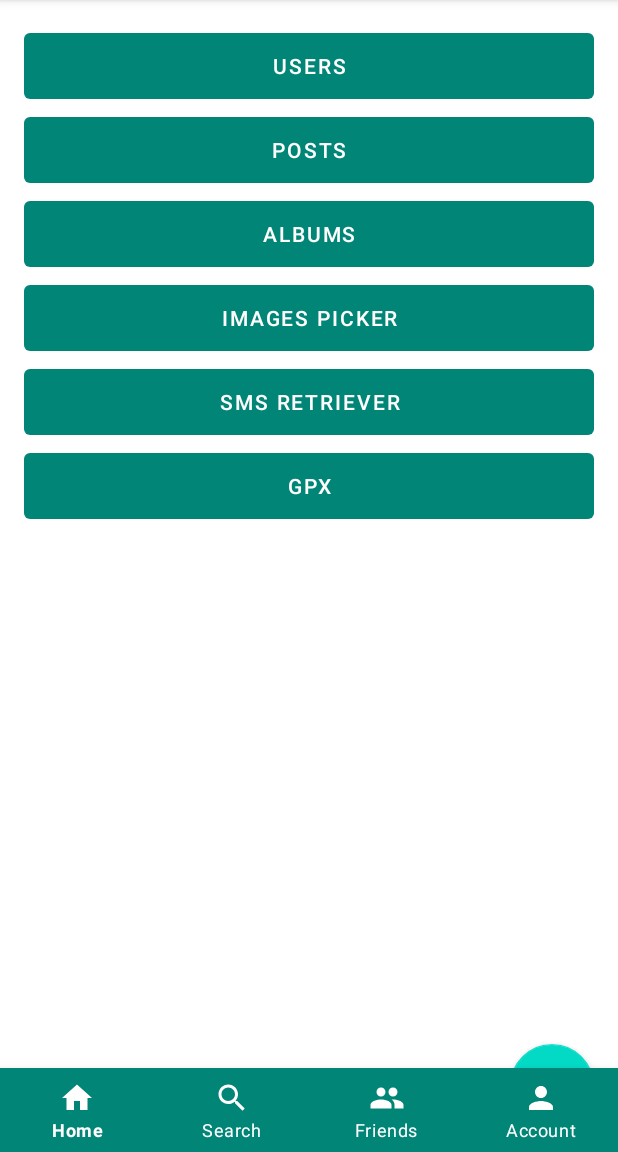
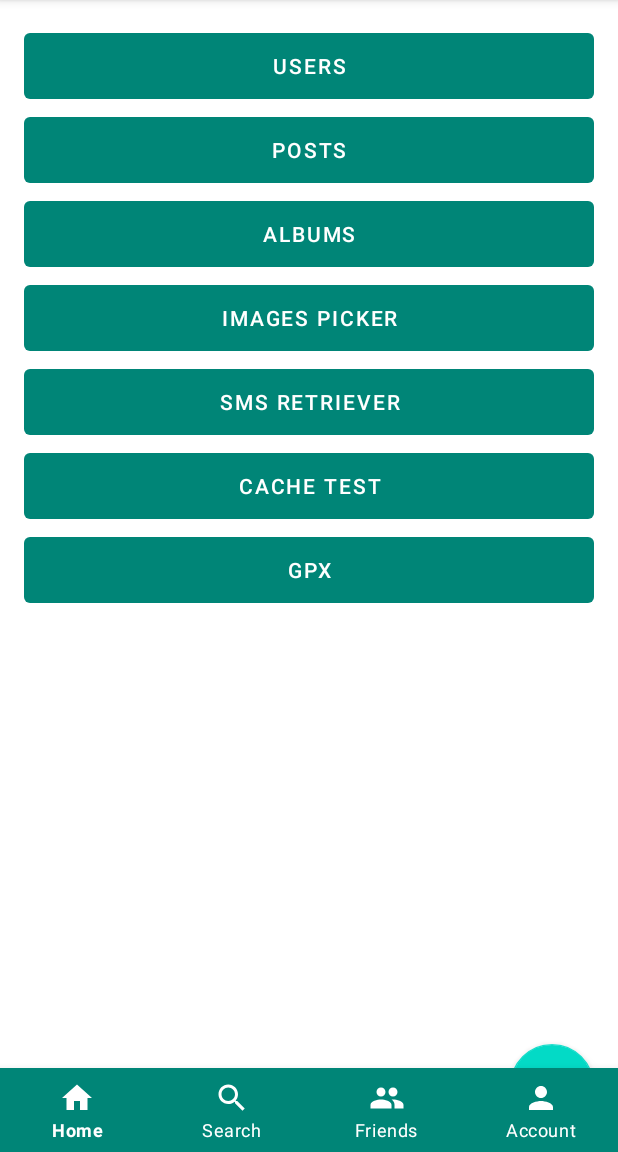
Before and after one commit to anthonyngure/AndroidCoreUtils, an Android app: the screen it shows after launch (MainActivity), on a phone screen of 412 x 824 dp, the part 84-1236 px from its top. Run offline under Robolectric (Android 15) with nearby library versions, the phone set to English and light mode, and no system bars; our stand-ins replace Room's generated code, navigation-ui; libraries missing offline, so code that uses them is left out: com.facebook.stetho, com.gun0912.tedpermission, com.ihsanbal.logging, com.readystatesoftware.chuck; 1 statement that could not run was skipped.

Commit message:
Implementing retrofit & okhttp cache

```diff
--- a/app/src/main/java/ke/co/toshngure/androidcoreutils/ApiService.kt
+++ b/app/src/main/java/ke/co/toshngure/androidcoreutils/ApiService.kt
@@ -4,7 +4,7 @@ import ke.co.toshngure.androidcoreutils.albums.Album
 import ke.co.toshngure.androidcoreutils.photos.Photo
 import ke.co.toshngure.androidcoreutils.posts.Post
 import ke.co.toshngure.androidcoreutils.users.User
-import ke.co.toshngure.basecode.util.NetworkUtils
+import ke.co.toshngure.basecode.net.NetworkUtils
 import retrofit2.Call
 import retrofit2.Retrofit
 import retrofit2.converter.gson.GsonConverterFactory
@@ -30,6 +30,10 @@ interface ApiService {
         @Query("_order") order: String = "desc",
         @QueryMap params: Map<String, String> = mapOf()
     ): Call<List<Post>>
+
+    @GET("/posts/{postId}")
+    fun post(@Path("postId") postId: Long): Call<Post>
+
 
     @GET("/albums")
     fun albums(
--- a/app/src/main/java/ke/co/toshngure/androidcoreutils/App.kt
+++ b/app/src/main/java/ke/co/toshngure/androidcoreutils/App.kt
@@ -5,7 +5,7 @@ import android.content.Context
 import com.facebook.stetho.Stetho
 import ke.co.toshngure.basecode.dataloading.sync.SyncStatesDatabase
 import ke.co.toshngure.basecode.logging.BeeLog
-import ke.co.toshngure.basecode.util.NetworkUtils
+import ke.co.toshngure.basecode.net.NetworkUtils
 import okhttp3.ResponseBody
 
 class App : Application() {
--- a/app/src/main/java/ke/co/toshngure/androidcoreutils/MainFragment.kt
+++ b/app/src/main/java/ke/co/toshngure/androidcoreutils/MainFragment.kt
@@ -54,6 +54,8 @@ class MainFragment : BaseAppFragment<Any>() {
                 arrayOf(Manifest.permission.ACCESS_COARSE_LOCATION)
             )
         }
+
+        cacheTestBtn.setOnClickListener { navigateWithPermissionsCheck(R.id.cacheTestFragment) }
     }
 
     companion object {
--- a/app/src/main/res/layout/fragment_main.xml
+++ b/app/src/main/res/layout/fragment_main.xml
@@ -42,6 +42,11 @@
                 android:text="@string/sms_retriever"/>
 
             <com.google.android.material.button.MaterialButton
+                android:id="@+id/cacheTestBtn"
+                style="@style/MainButtons"
+                android:text="@string/cache_test"/>
+
+            <com.google.android.material.button.MaterialButton
                 android:id="@+id/gpxBtn"
                 style="@style/MainButtons"
                 android:text="@string/gpx"/>
--- a/app/src/main/res/navigation/main_navigation.xml
+++ b/app/src/main/res/navigation/main_navigation.xml
@@ -61,4 +61,11 @@
         tools:layout="@layout/basecode_fragment_base_app"/>
 
 
+    <fragment
+        android:id="@+id/cacheTestFragment"
+        android:name="ke.co.toshngure.androidcoreutils.fragment.CacheTestFragment"
+        android:label="@string/gpx"
+        tools:layout="@layout/basecode_fragment_base_app"/>
+
+
 </navigation>
--- a/app/src/main/res/values/strings.xml
+++ b/app/src/main/res/values/strings.xml
@@ -110,4 +110,5 @@
         "when a user tries to pick up one of cards.\n\n"
     </string>
     <string name="gpx">GPX</string>
+    <string name="cache_test">Cache Test</string>
 </resources>
--- a/basecode/src/main/java/ke/co/toshngure/basecode/app/BaseAppFragment.kt
+++ b/basecode/src/main/java/ke/co/toshngure/basecode/app/BaseAppFragment.kt
@@ -19,7 +19,6 @@ import android.view.ViewGroup
 import android.view.inputmethod.InputMethodManager
 import android.widget.FrameLayout
 import android.widget.LinearLayout
-import android.widget.TextView
 import android.widget.Toast
 import androidx.annotation.IdRes
 import androidx.annotation.StringRes
@@ -41,7 +40,7 @@ import ke.co.toshngure.extensions.show
 import ke.co.toshngure.extensions.showIf
 import ke.co.toshngure.basecode.logging.BeeLog
 import ke.co.toshngure.basecode.util.BaseUtils
-import ke.co.toshngure.basecode.util.NetworkUtils
+import ke.co.toshngure.basecode.net.NetworkUtils
 import kotlinx.android.synthetic.main.basecode_fragment_base_app.*
 import retrofit2.Call
 import retrofit2.Callback
--- a/basecode/src/main/java/ke/co/toshngure/basecode/app/MyGlideModule.kt
+++ b/basecode/src/main/java/ke/co/toshngure/basecode/app/MyGlideModule.kt
@@ -9,8 +9,7 @@ import com.bumptech.glide.integration.okhttp3.OkHttpLibraryGlideModule
 import com.bumptech.glide.integration.okhttp3.OkHttpUrlLoader
 import com.bumptech.glide.load.model.GlideUrl
 import com.bumptech.glide.module.AppGlideModule
-import ke.co.toshngure.basecode.util.NetworkUtils
-import okhttp3.OkHttpClient
+import ke.co.toshngure.basecode.net.NetworkUtils
 import java.io.InputStream
 import java.util.concurrent.TimeUnit
 
--- a/basecode/src/main/java/ke/co/toshngure/basecode/dataloading/data/ItemBoundaryCallback.kt
+++ b/basecode/src/main/java/ke/co/toshngure/basecode/dataloading/data/ItemBoundaryCallback.kt
@@ -5,7 +5,7 @@ import androidx.paging.PagedList
 import ke.co.toshngure.basecode.dataloading.sync.SyncStatesDatabase
 import ke.co.toshngure.basecode.dataloading.sync.SyncStatus
 import ke.co.toshngure.basecode.logging.BeeLog
-import ke.co.toshngure.basecode.util.NetworkUtils
+import ke.co.toshngure.basecode.net.NetworkUtils
 import ke.co.toshngure.extensions.executeAsync
 import retrofit2.Call
 import retrofit2.Callback
--- a/basecode/src/main/java/ke/co/toshngure/basecode/util/NetworkUtils.kt
+++ b/basecode/src/main/java/ke/co/toshngure/basecode/net/NetworkUtils.kt
@@ -1,4 +1,4 @@
-package ke.co.toshngure.basecode.util
+package ke.co.toshngure.basecode.net
 
 import android.content.Context
 import android.net.ConnectivityManager
@@ -6,6 +6,7 @@ import com.ihsanbal.logging.Level
 import com.ihsanbal.logging.LoggingInterceptor
 import com.readystatesoftware.chuck.ChuckInterceptor
 import ke.co.toshngure.basecode.logging.BeeLog
+import okhttp3.Cache
 import okhttp3.OkHttpClient
 import okhttp3.ResponseBody
 import okhttp3.internal.platform.Platform
@@ -22,13 +23,15 @@ class NetworkUtils private constructor() {
         private var mClientInstance: OkHttpClient? = null
 
         fun init(callback: Callback) {
-            mInstance = NetworkUtils()
+            mInstance =
+                NetworkUtils()
             mCallback = callback
         }
 
         fun getClientInstance(): OkHttpClient {
             return mClientInstance ?: synchronized(this) {
-                mClientInstance ?: buildClient().also { mClientInstance = it }
+                mClientInstance
+                    ?: buildClient().also { mClientInstance = it }
             }
         }
 
@@ -42,15 +45,12 @@ class NetworkUtils private constructor() {
 
         private fun buildClient(): OkHttpClient {
 
-
-            // .BASIC)
-            // .NONE // No logs
-            //   .BASIC // Logging url,method,headers and body.
-            //   .HEADERS // Logging headers
-            //    .BODY // Logging body
-
+            val cacheSize = (5 * 1024 * 1024).toLong()
+            val appCache = Cache(mCallback.getContext().cacheDir, cacheSize)
 
             val builder = OkHttpClient.Builder()
+
+                .cache(appCache)
 
                 .hostnameVerifier { _, _ -> true }
 
@@ -60,42 +60,13 @@ class NetworkUtils private constructor() {
                 .retryOnConnectionFailure(false)
                 .followRedirects(false)
 
+            // Add common params interceptor
+            builder.addInterceptor(CommonParamsInterceptor(mCallback))
 
-            // Add an Interceptor to the OkHttpClient.
-            builder.addInterceptor { chain ->
-
-                // Get the request from the chain.
-                val original = chain.request()
-
-                // Get url
-                val url = original.url().newBuilder()
-                // Get common params
-                val commonParams = mCallback.getCommonParams()
-                // Add common params to the url
-                for (key in commonParams.keys) {
-                    url.addQueryParameter(key, commonParams[key].toString())
-                }
-
-                val request = original.newBuilder()
-                    .url(url.build())
-                    .method(original.method(), original.body())
-                    .header("Accept", "application/json")
-                    .header("Authorization", "Bearer ${mCallback.getAuthToken()}")
-
-                // Add the modified request to the chain.
-                val response = chain.proceed(request.build())
-
-
-                if (response.code() == 401 || response.code() == 403) {
-                    mCallback.onAuthError(response.code())
-                    mClientInstance?.dispatcher()?.cancelAll()
-                }
-
-                response
-            }
-
+            // Add chuck
             builder.addInterceptor(ChuckInterceptor(mCallback.getContext()))
 
+            // Add logging interceptor
             builder.addInterceptor(
                 LoggingInterceptor.Builder()
                     .loggable(BeeLog.DEBUG)
@@ -105,20 +76,20 @@ class NetworkUtils private constructor() {
                     .response("OkHttpClientResponse")
                     //.addHeader("version", BuildConfig.VERSION_NAME)
                     //.addQueryParam("query", "0")
-                    .enableAndroidStudio_v3_LogsHack(true) /* enable fix for logCat logging issues with pretty format */
-                    //              .logger(new Logger() {
-                    //                  @Override
-                    //                  public void log(int level, String tag, String msg) {
-                    //                      Log.w(tag, msg);
-                    //                  }
-                    //              })
-                    //              .executor(Executors.newSingleThreadExecutor())
+                    /* enable fix for logCat logging issues with pretty format */
+                    .enableAndroidStudio_v3_LogsHack(true)
                     .build()
             )
+
+            // Add cache interceptor
+            builder.addInterceptor(CacheInterceptor(mCallback))
+
+            // Add authorization interceptor
+            builder.addInterceptor(AuthorizationInterceptor(mClientInstance, mCallback))
+
             return builder.build()
         }
 
-        @Suppress("unused")
         fun canConnect(context: Context): Boolean {
             val connMgr =
                 context.getSystemService(Context.CONNECTIVITY_SERVICE) as ConnectivityManager
```
Also changed, not shown: app/src/main/java/ke/co/toshngure/androidcoreutils/fragment/CacheTestFragment.kt (added, +33 -0 lines), app/src/main/res/layout/fragment_cache_test.xml (added, +16 -0 lines), basecode/src/main/java/ke/co/toshngure/basecode/net/AuthorizationInterceptor.kt (added, +32 -0 lines), basecode/src/main/java/ke/co/toshngure/basecode/net/CacheInterceptor.kt (added, +47 -0 lines), basecode/src/main/java/ke/co/toshngure/basecode/net/CommonParamsInterceptor.kt (added, +30 -0 lines).
